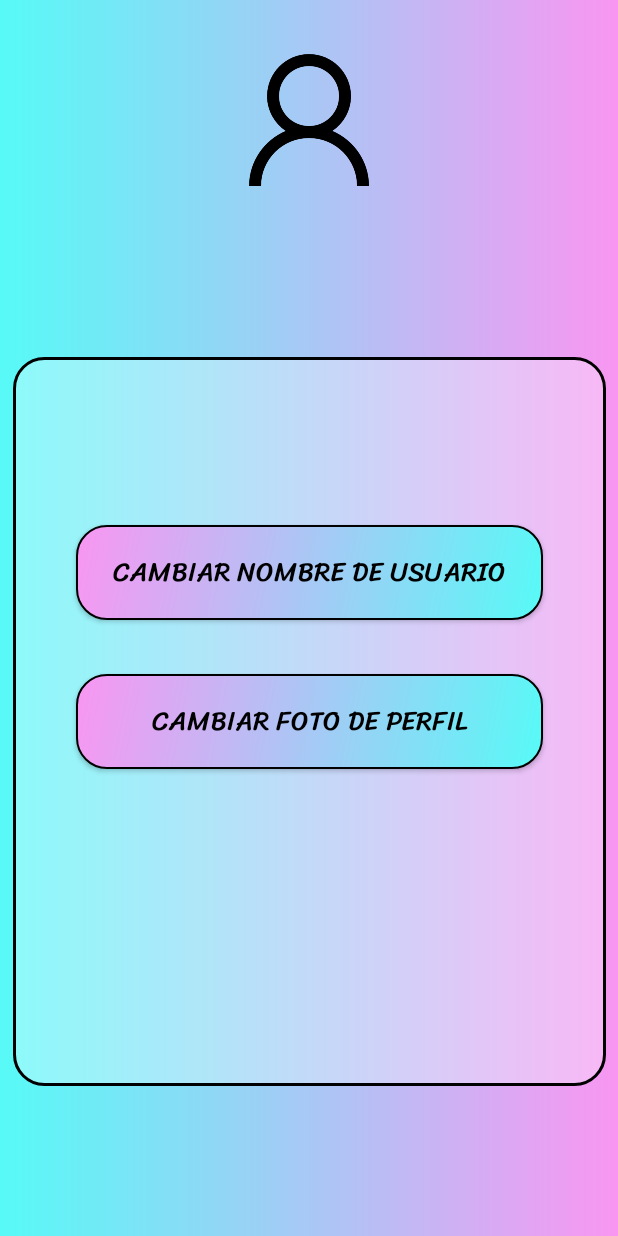
After one commit to JBetancur0/PlayTabs_TFG, an Android app: the perfil_activity screen opened directly, with no data from a screen before it, on a phone screen of 412 x 824 dp. The commit adds this screen. Run offline under Robolectric (Android 15) with nearby library versions, the phone set to English and light mode, and no system bars; our stand-ins replace Firebase (no records; nobody signed in at launch, a user with empty details on screens opened directly); pictures from the network do not load; Roboto replaces fonts that are not available here; 2 statements that could not run were skipped.

Commit message:
Creado el apartado de personalizar perfil Añadida la opción de cambiar la foto de perfil

```diff
--- a/app/build.gradle
+++ b/app/build.gradle
@@ -39,6 +39,7 @@ dependencies {
     implementation 'com.google.firebase:firebase-database-ktx:20.1.0'
     implementation 'com.google.firebase:firebase-database:20.1.0'
     implementation 'com.google.firebase:firebase-auth:21.0.3'
+    implementation 'com.google.firebase:firebase-storage-ktx:20.1.0'
     testImplementation 'junit:junit:4.13.2'
     androidTestImplementation 'androidx.test.ext:junit:1.1.4'
     androidTestImplementation 'androidx.test.espresso:espresso-core:3.5.0'
--- a/app/src/main/java/com/juancho_dam/playtabs/detalles_tab_activity.java
+++ b/app/src/main/java/com/juancho_dam/playtabs/detalles_tab_activity.java
@@ -195,7 +195,7 @@ public class detalles_tab_activity extends AppCompatActivity {
 
                                 if (cont <= numFotos){
 
-                                    ImagenesFirebase.descargarFoto(finalIdTab, String.valueOf(cont), i);
+                                    ImagenesFirebase.descargarFoto(finalIdTab, String.valueOf(cont+".png"), i);
                                     cont++;
 
                             }
--- /dev/null
+++ b/app/src/main/java/com/juancho_dam/playtabs/perfil_activity.java
@@ -0,0 +1,85 @@
+package com.juancho_dam.playtabs;
+
+import androidx.annotation.NonNull;
+import androidx.annotation.Nullable;
+import androidx.appcompat.app.AppCompatActivity;
+
+import android.content.Intent;
+import android.net.Uri;
+import android.os.Bundle;
+import android.view.View;
+import android.widget.ImageView;
+import android.widget.TextView;
+
+import com.google.android.gms.tasks.OnFailureListener;
+import com.google.android.gms.tasks.OnSuccessListener;
+import com.google.firebase.auth.FirebaseAuth;
+import com.google.firebase.auth.FirebaseUser;
+import com.google.firebase.storage.FirebaseStorage;
+import com.google.firebase.storage.StorageReference;
+import com.google.firebase.storage.UploadTask;
+import com.juancho_dam.playtabs.utilidades.ImagenesFirebase;
+
+public class perfil_activity extends AppCompatActivity {
+
+    private TextView txt_userName;
+    private ImageView img_userPic;
+    private FirebaseAuth mAuth;
+    private FirebaseUser currentUser;
+    private Uri imageURI;
+    private StorageReference storageRef;
+
+
+
+    @Override
+    protected void onCreate(Bundle savedInstanceState) {
+        super.onCreate(savedInstanceState);
+        setContentView(R.layout.activity_perfil);
+
+        txt_userName = findViewById(R.id.txt_profileUserName);
+        img_userPic = findViewById(R.id.img_profileUserPic);
+        mAuth = FirebaseAuth.getInstance();
+        currentUser = mAuth.getCurrentUser();
+
+        ImagenesFirebase.descargarFoto(currentUser.getDisplayName(), "profilePic", img_userPic);
+
+        txt_userName.setText(String.valueOf(currentUser.getDisplayName()));
+    }
+
+    public void cambiar_foto(View view) {
+
+        Intent intent = new Intent();
+        intent.setType("image/*");
+        intent.setAction(Intent.ACTION_GET_CONTENT);
+        startActivityForResult(intent, 100);
+
+    }
+
+    @Override
+    protected void onActivityResult(int requestCode, int resultCode, @Nullable Intent data) {
+        super.onActivityResult(requestCode, resultCode, data);
+
+        if(requestCode == 100 && data !=null){
+
+            imageURI = data.getData();
+            img_userPic.setImageURI(imageURI);
+
+            storageRef = FirebaseStorage.getInstance().getReference().child(currentUser.getDisplayName()).child("profilePic");
+            storageRef.putFile(imageURI)
+                    .addOnSuccessListener(new OnSuccessListener<UploadTask.TaskSnapshot>() {
+                        @Override
+                        public void onSuccess(UploadTask.TaskSnapshot taskSnapshot) {
+
+
+
+                        }
+                    }).addOnFailureListener(new OnFailureListener() {
+                        @Override
+                        public void onFailure(@NonNull Exception e) {
+
+                        }
+                    });
+
+        }
+    }
+}
--- a/app/src/main/java/com/juancho_dam/playtabs/utilidades/ImagenesFirebase.java
+++ b/app/src/main/java/com/juancho_dam/playtabs/utilidades/ImagenesFirebase.java
@@ -57,7 +57,7 @@ public class ImagenesFirebase {
     public static void descargarFoto(String nombre_carpeta, String nombre, ImageView imagendescargada) {
         FirebaseStorage storage = FirebaseStorage.getInstance();
         StorageReference storageRef = storage.getReference();
-        StorageReference islandRef = storageRef.child(nombre_carpeta+"/"+nombre+".png");
+        StorageReference islandRef = storageRef.child(nombre_carpeta+"/"+nombre);
 
         final long tam_foto = 10240 * 1024; // tamaño máximo de la descarga de la imagen, si es mayor la descarga falla.
         islandRef.getBytes(tam_foto).addOnSuccessListener(new OnSuccessListener<byte[]>() {
--- a/app/src/main/res/layout/activity_main_menu.xml
+++ b/app/src/main/res/layout/activity_main_menu.xml
@@ -165,6 +165,7 @@
         android:layout_marginEnd="52dp"
         android:background="@drawable/button_radius"
         android:fontFamily="@font/sriracha"
+        android:onClick="ir_perfil"
         android:text="@string/btn_profile"
         android:textColor="#000000"
         android:textSize="18sp"
--- /dev/null
+++ b/app/src/main/res/layout/activity_perfil.xml
@@ -0,0 +1,72 @@
+<?xml version="1.0" encoding="utf-8"?>
+<androidx.constraintlayout.widget.ConstraintLayout xmlns:android="http://schemas.android.com/apk/res/android"
+    xmlns:app="http://schemas.android.com/apk/res-auto"
+    xmlns:tools="http://schemas.android.com/tools"
+    android:layout_width="match_parent"
+    android:layout_height="match_parent"
+    android:background="@drawable/gradient_main"
+    tools:context=".perfil_activity">
+
+    <ImageView
+        android:id="@+id/img_profileUserPic"
+        android:layout_width="145dp"
+        android:layout_height="128dp"
+        android:layout_marginTop="16dp"
+        app:layout_constraintEnd_toEndOf="parent"
+        app:layout_constraintStart_toStartOf="parent"
+        app:layout_constraintTop_toTopOf="parent"
+        app:srcCompat="@drawable/user_pic" />
+
+    <TextView
+        android:id="@+id/txt_profileUserName"
+        android:layout_width="303dp"
+        android:layout_height="54dp"
+        android:layout_marginTop="16dp"
+        android:fontFamily="@font/sriracha"
+        android:gravity="center"
+        android:text="@string/txt_nombre_user"
+        android:textColor="#000000"
+        android:textSize="25sp"
+        app:layout_constraintEnd_toEndOf="parent"
+        app:layout_constraintStart_toStartOf="parent"
+        app:layout_constraintTop_toBottomOf="@+id/img_profileUserPic" />
+
+    <ImageView
+        android:id="@+id/imageView2"
+        android:layout_width="395dp"
+        android:layout_height="486dp"
+        android:layout_marginTop="24dp"
+        app:layout_constraintEnd_toEndOf="parent"
+        app:layout_constraintStart_toStartOf="parent"
+        app:layout_constraintTop_toBottomOf="@+id/txt_profileUserName"
+        app:srcCompat="@drawable/input_background" />
+
+    <Button
+        android:id="@+id/btn_cambiarNombre"
+        android:layout_width="311dp"
+        android:layout_height="63dp"
+        android:layout_marginTop="136dp"
+        android:background="@drawable/button_radius"
+        android:fontFamily="@font/sriracha"
+        android:text="@string/btn_cambiarNombre"
+        android:textColor="#000000"
+        android:textSize="18sp"
+        app:layout_constraintEnd_toEndOf="parent"
+        app:layout_constraintStart_toStartOf="parent"
+        app:layout_constraintTop_toBottomOf="@+id/txt_profileUserName" />
+
+    <Button
+        android:id="@+id/btn_cambiarFoto"
+        android:layout_width="311dp"
+        android:layout_height="63dp"
+        android:layout_marginTop="36dp"
+        android:background="@drawable/button_radius"
+        android:fontFamily="@font/sriracha"
+        android:onClick="cambiar_foto"
+        android:text="@string/btn_cambiarImagen"
+        android:textColor="#000000"
+        android:textSize="18sp"
+        app:layout_constraintEnd_toEndOf="parent"
+        app:layout_constraintStart_toStartOf="parent"
+        app:layout_constraintTop_toBottomOf="@+id/btn_cambiarNombre" />
+</androidx.constraintlayout.widget.ConstraintLayout>
--- a/app/src/main/res/values/strings.xml
+++ b/app/src/main/res/values/strings.xml
@@ -30,4 +30,6 @@
     <string name="btn_soporte">Soprte y Contacto</string>
     <string name="btn_cerrarS">Cerrar Sesión</string>
     <string name="txt_favTabs">Tablaturas Favoritas</string>
+    <string name="btn_cambiarNombre">Cambiar Nombre de Usuario</string>
+    <string name="btn_cambiarImagen">Cambiar Foto de Perfil</string>
 </resources>
```
Also changed, not shown: app/src/main/AndroidManifest.xml (+9 -1 lines), app/src/main/java/com/juancho_dam/playtabs/main_menu_activity.java (+25 -0 lines).
